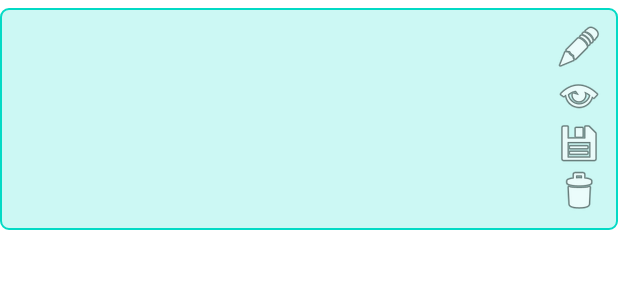
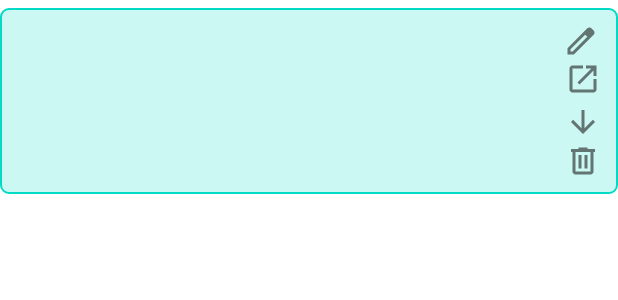
Before and after one commit to 1BuggyDev/B07Project, an Android app: the layout fragment_emergency_list_item.xml on its own in the app's theme, with its tools: preview values and no code run, on a phone screen of 412 x 824 dp. Shown: the top 300 px of the screen. Run offline under Robolectric (Android 15) with nearby library versions, the phone set to English and light mode, and no system bars.

Commit message:
style: changed the icons to look better

```diff
--- /dev/null
+++ b/app/src/main/res/drawable/ic_emergency_delete.xml
@@ -0,0 +1,9 @@
+<vector xmlns:android="http://schemas.android.com/apk/res/android"
+    android:width="24dp"
+    android:height="24dp"
+    android:viewportWidth="960"
+    android:viewportHeight="960">
+  <path
+      android:pathData="M280,840q-33,0 -56.5,-23.5T200,760v-520h-40v-80h200v-40h240v40h200v80h-40v520q0,33 -23.5,56.5T680,840L280,840ZM680,240L280,240v520h400v-520ZM360,680h80v-360h-80v360ZM520,680h80v-360h-80v360ZM280,240v520,-520Z"
+      android:fillColor="#1f1f1f"/>
+</vector>
--- /dev/null
+++ b/app/src/main/res/drawable/ic_emergency_download.xml
@@ -0,0 +1,9 @@
+<vector xmlns:android="http://schemas.android.com/apk/res/android"
+    android:width="24dp"
+    android:height="24dp"
+    android:viewportWidth="960"
+    android:viewportHeight="960">
+  <path
+      android:pathData="M440,160v487L216,423l-56,57 320,320 320,-320 -56,-57 -224,224v-487h-80Z"
+      android:fillColor="#1f1f1f"/>
+</vector>
--- /dev/null
+++ b/app/src/main/res/drawable/ic_emergency_edit.xml
@@ -0,0 +1,9 @@
+<vector xmlns:android="http://schemas.android.com/apk/res/android"
+    android:width="24dp"
+    android:height="24dp"
+    android:viewportWidth="960"
+    android:viewportHeight="960">
+  <path
+      android:pathData="M200,760h57l391,-391 -57,-57 -391,391v57ZM120,840v-170l528,-527q12,-11 26.5,-17t30.5,-6q16,0 31,6t26,18l55,56q12,11 17.5,26t5.5,30q0,16 -5.5,30.5T817,313L290,840L120,840ZM760,256 L704,200 760,256ZM619,341 L591,312 648,369 619,341Z"
+      android:fillColor="#1f1f1f"/>
+</vector>
--- /dev/null
+++ b/app/src/main/res/drawable/ic_emergency_open.xml
@@ -0,0 +1,9 @@
+<vector xmlns:android="http://schemas.android.com/apk/res/android"
+    android:width="24dp"
+    android:height="24dp"
+    android:viewportWidth="960"
+    android:viewportHeight="960">
+  <path
+      android:pathData="M200,840q-33,0 -56.5,-23.5T120,760v-560q0,-33 23.5,-56.5T200,120h280v80L200,200v560h560v-280h80v280q0,33 -23.5,56.5T760,840L200,840ZM388,628 L332,572 704,200L560,200v-80h280v280h-80v-144L388,628Z"
+      android:fillColor="#1f1f1f"/>
+</vector>
--- a/app/src/main/res/layout/fragment_emergency_list_item.xml
+++ b/app/src/main/res/layout/fragment_emergency_list_item.xml
@@ -36,39 +36,46 @@
             android:layout_width="wrap_content"
             android:layout_height="wrap_content"
             android:contentDescription="@string/edit"
-            android:src="@android:drawable/ic_menu_edit"
+            android:src="@drawable/ic_emergency_edit"
             android:text="@string/edit"
             android:background="@android:color/transparent"
-            android:layout_gravity="center_vertical"/>
+            android:layout_gravity="center_vertical"
+            android:alpha="0.6"/>
 
         <ImageButton
             android:id="@+id/openButton"
             android:layout_width="wrap_content"
             android:layout_height="wrap_content"
             android:contentDescription="@string/open"
-            android:src="@android:drawable/ic_menu_view"
+            android:src="@drawable/ic_emergency_open"
             android:text="@string/open"
             android:background="@android:color/transparent"
-            android:layout_gravity="center_vertical"/>
+            android:layout_gravity="center"
+            android:layout_margin="1dp"
+            android:alpha="0.6"/>
 
         <ImageButton
             android:id="@+id/downloadButton"
             android:layout_width="wrap_content"
             android:layout_height="wrap_content"
             android:contentDescription="@string/download"
-            android:src="@android:drawable/ic_menu_save"
+            android:src="@drawable/ic_emergency_download"
             android:text="@string/download"
             android:background="@android:color/transparent"
-            android:layout_gravity="center_vertical"/>
+            android:layout_gravity="center"
+            android:layout_marginTop="3dp"
+            android:alpha="0.6"/>
 
         <ImageButton
             android:id="@+id/deleteButton"
             android:layout_width="wrap_content"
             android:layout_height="wrap_content"
             android:contentDescription="@string/delete"
-            android:src="@android:drawable/ic_menu_delete"
+            android:src="@drawable/ic_emergency_delete"
             android:text="@string/delete"
             android:background="@android:color/transparent"
-            android:layout_gravity="center_vertical"/>
+            android:layout_gravity="center"
+            android:layout_marginTop="2dp"
+            android:alpha="0.6"/>
     </LinearLayout>
 </androidx.constraintlayout.widget.ConstraintLayout>
```
